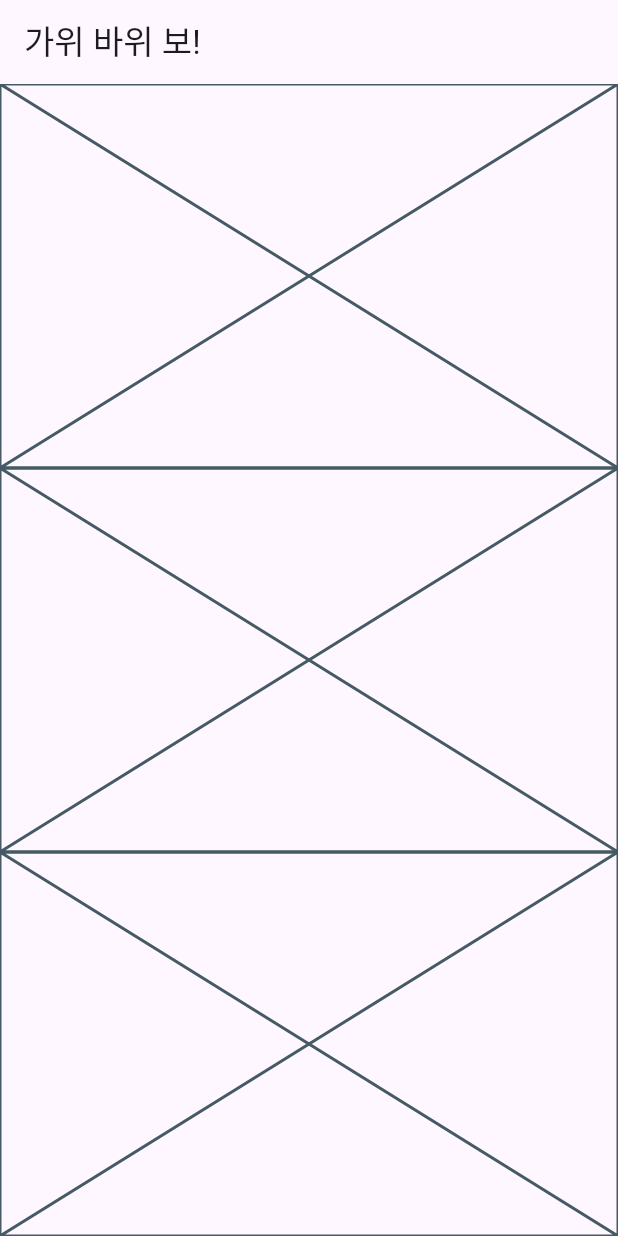
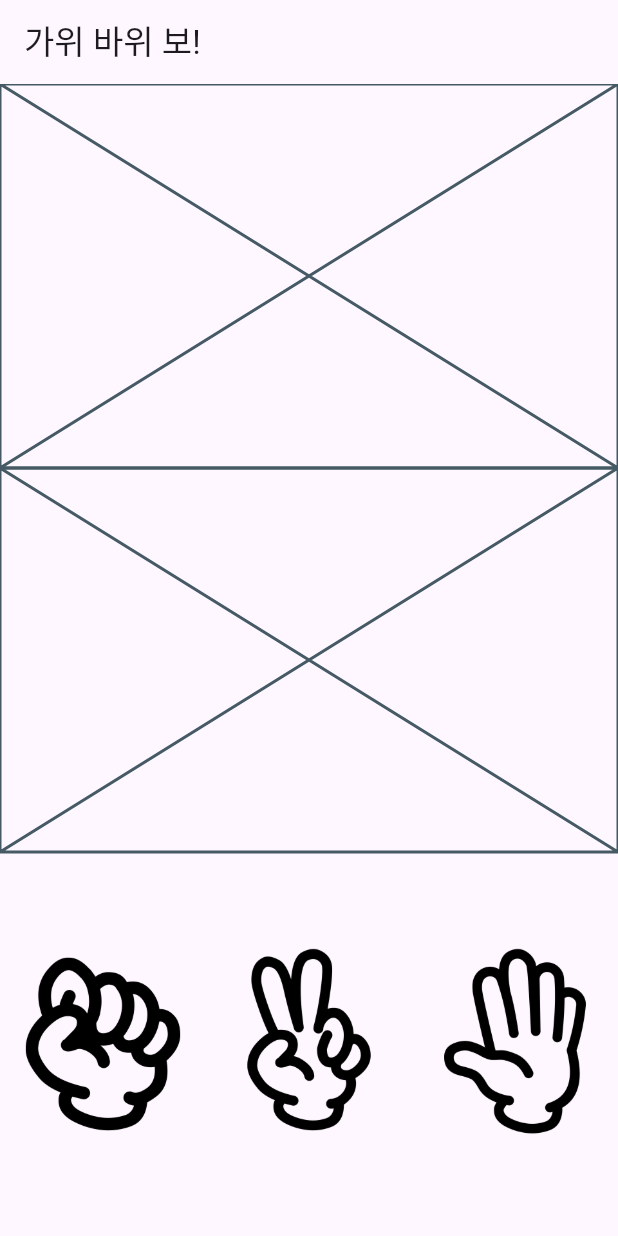
Before and after one commit to dahyun27/rps-game-app, a Flutter app: the screen it shows after launch, on a phone screen of 412 x 824 dp. Run offline on Flutter 3.47's test engine with Material 3 defaults, Android fonts, the phone set to English and light mode, and no system bars.

Commit message:
이미지 파일, enum 파일 생성 및 widget 파일들 수정

```diff
--- a/lib/game/cpu_input.dart
+++ /dev/null
@@ -1,10 +0,0 @@
-import 'package:flutter/material.dart';
-
-class CpuInput extends StatelessWidget {
-  const CpuInput({super.key});
-
-  @override
-  Widget build(BuildContext context) {
-    return const Placeholder();
-  }
-}
--- /dev/null
+++ b/lib/game/enum.dart
@@ -0,0 +1,9 @@
+const assetPath = "assets/images";
+
+enum InputType {
+  rock,
+  scissors,
+  paper;
+
+  String get path => "$assetPath/$name.png";
+}
--- a/lib/game/game_body.dart
+++ b/lib/game/game_body.dart
@@ -1,7 +1,7 @@
 import 'package:flutter/material.dart';
-import 'package:rsp_game/game/cpu_input.dart';
-import 'package:rsp_game/game/game_result.dart';
-import 'package:rsp_game/game/user_input.dart';
+import 'package:rsp_game/game/widget/cpu_input.dart';
+import 'package:rsp_game/game/widget/game_result.dart';
+import 'package:rsp_game/game/widget/user_input.dart';
 
 class GameBody extends StatefulWidget {
   const GameBody({super.key});
@@ -11,13 +11,22 @@ class GameBody extends StatefulWidget {
 }
 
 class _GameBodyState extends State<GameBody> {
+  late bool isDone;
+
+  @override
+  void initState() {
+    // TODO: implement initState
+    super.initState();
+    isDone = false;
+  }
+
   @override
   Widget build(BuildContext context) {
-    return const Column(
+    return Column(
       children: [
-        Expanded(child: CpuInput()),
-        Expanded(child: GameResult()),
-        Expanded(child: UserInput()),
+        Expanded(child: CpuInput(isDone: isDone)),
+        Expanded(child: GameResult(isDone: isDone)),
+        Expanded(child: UserInput(isDone: isDone)),
       ],
     );
   }
--- a/lib/game/user_input.dart
+++ b/lib/game/widget/cpu_input.dart
@@ -1,7 +1,9 @@
 import 'package:flutter/material.dart';
 
-class UserInput extends StatelessWidget {
-  const UserInput({super.key});
+class CpuInput extends StatelessWidget {
+  final bool isDone;
+
+  const CpuInput({required this.isDone, super.key});
 
   @override
   Widget build(BuildContext context) {
--- a/lib/game/game_result.dart
+++ b/lib/game/widget/game_result.dart
@@ -1,7 +1,9 @@
 import 'package:flutter/material.dart';
 
 class GameResult extends StatelessWidget {
-  const GameResult({super.key});
+  final bool isDone;
+
+  const GameResult({required this.isDone, super.key});
 
   @override
   Widget build(BuildContext context) {
--- /dev/null
+++ b/lib/game/widget/input_card.dart
@@ -0,0 +1,19 @@
+import 'package:flutter/material.dart';
+
+class InputCard extends StatelessWidget {
+  final Widget child;
+
+  const InputCard({
+    required this.child,
+    super.key,
+  });
+
+  @override
+  Widget build(BuildContext context) {
+    return Expanded(
+      child: Container(
+        child: child,
+      ),
+    );
+  }
+}
--- /dev/null
+++ b/lib/game/widget/user_input.dart
@@ -0,0 +1,22 @@
+import 'package:flutter/material.dart';
+import 'package:rsp_game/game/enum.dart';
+import 'package:rsp_game/game/widget/input_card.dart';
+
+class UserInput extends StatelessWidget {
+  final bool isDone;
+
+  const UserInput({required this.isDone, super.key});
+
+  @override
+  Widget build(BuildContext context) {
+    if (isDone) {
+      return Placeholder();
+    }
+    return Row(
+      children: _getInputs(),
+    );
+  }
+  List<Widget> _getInputs() {
+    return InputType.values.map((type) => InputCard(child: Image.asset(type.path))).toList();
+  }
+}
```
Also changed, not shown: pubspec.yaml (+4 -4 lines), assets/images/paper.png (added), assets/images/rock.png (added), assets/images/scissors.png (added).
